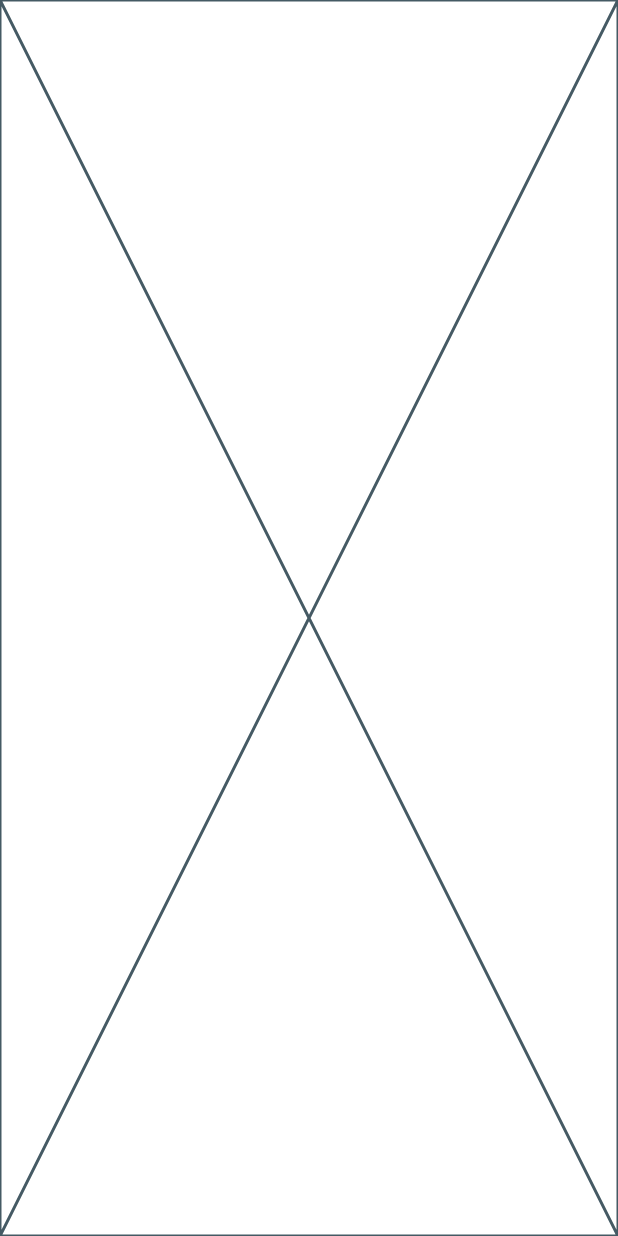
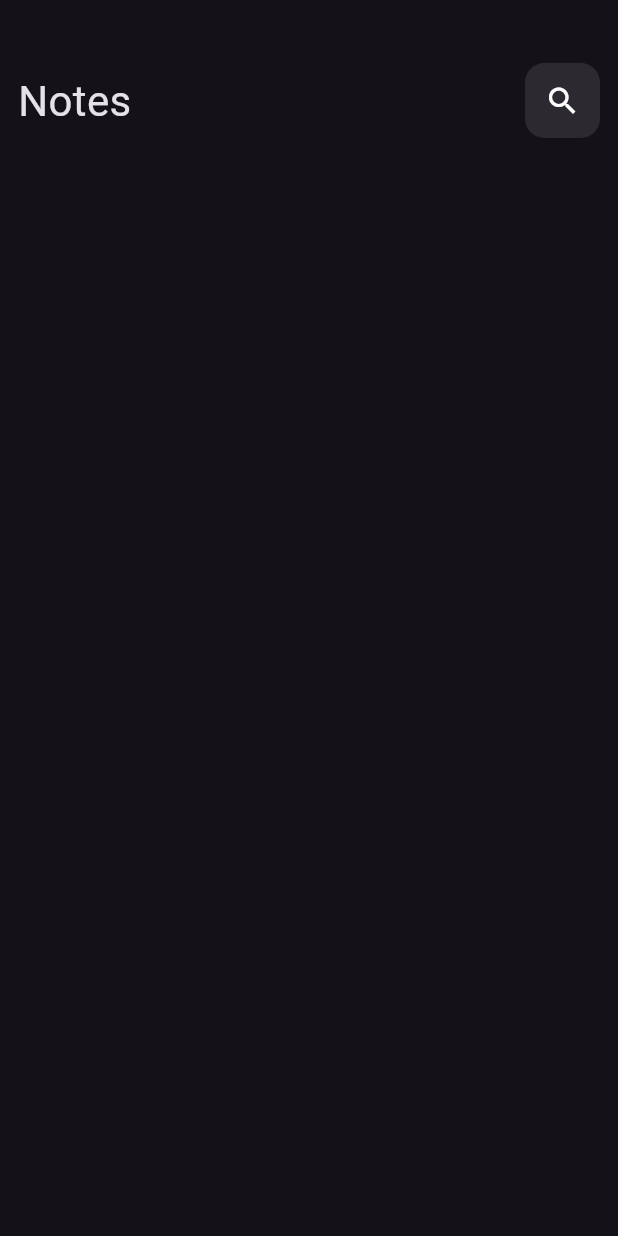
Before and after one commit to abdullah725/note_app, a Flutter app: the screen it shows after launch, on a phone screen of 412 x 824 dp. Run offline on Flutter 3.47's test engine with Material 3 defaults, Android fonts, the phone set to English and light mode, and no system bars.

Commit message:
coustom appbar

```diff
--- a/lib/main.dart
+++ b/lib/main.dart
@@ -1,4 +1,5 @@
 import 'package:flutter/material.dart';
+import 'package:note_app/views/notes_view.dart';
 
 void main() {
   runApp(const NoteApp());
@@ -8,6 +9,13 @@ class NoteApp extends StatelessWidget {
 
   @override
   Widget build(BuildContext context) {
-    return const Placeholder();
+
+    return MaterialApp(
+      debugShowCheckedModeBanner: false,
+      theme: ThemeData(
+        brightness: Brightness.dark
+      ),
+      home:const  NotesView(),
+    );
   }
 }
--- /dev/null
+++ b/lib/views/custom_search_icon.dart
@@ -0,0 +1,19 @@
+
+import 'package:flutter/material.dart';
+
+class CustomSearchIcon extends StatelessWidget {
+  const CustomSearchIcon({super.key});
+
+  @override
+  Widget build(BuildContext context) {
+    return Container(
+      height: 50,
+      width: 50,
+      decoration: BoxDecoration(
+        color: Colors.white10,
+        borderRadius: BorderRadius.circular(13),
+      ),
+      child: Icon(Icons.search),
+    );
+  }
+}
--- /dev/null
+++ b/lib/views/note_appbar.dart
@@ -0,0 +1,21 @@
+import 'package:flutter/material.dart';
+import 'package:flutter/widgets.dart';
+import 'package:note_app/views/custom_search_icon.dart';
+
+class NoteAppBar extends StatelessWidget {
+  const NoteAppBar({super.key});
+
+  @override
+  Widget build(BuildContext context) {
+    return Row(
+      children: const [
+        Text(
+          "Notes",
+          style: TextStyle(fontSize: 28),
+        ),
+        Spacer(),
+        CustomSearchIcon(),
+      ],
+    );
+  }
+}
--- /dev/null
+++ b/lib/views/notes_view.dart
@@ -0,0 +1,28 @@
+import 'package:flutter/material.dart';
+import 'package:note_app/views/notes_view_body.dart';
+
+class NotesView extends StatelessWidget {
+  const NotesView({super.key});
+
+  @override
+  Widget build(BuildContext context) {
+    return Scaffold(
+      // appBar: AppBar(
+      //   title: Text("Note"),
+      //   actions: [
+      //     Padding(
+      //       padding: const EdgeInsets.only(right: 15),
+      //       child: Container(
+      //         height: 50,
+      //         width: 50,
+      //         child: Icon(Icons.search),
+      //         color: Color.fromARGB(79, 70, 67, 67),
+      //       ),
+      //     )
+      //   ],
+      // ),
+
+      body:NotesViewBody() ,
+    );
+  }
+}
--- /dev/null
+++ b/lib/views/notes_view_body.dart
@@ -0,0 +1,21 @@
+import 'package:flutter/material.dart';
+import 'package:note_app/views/note_appbar.dart';
+
+class NotesViewBody extends StatelessWidget {
+  const NotesViewBody({super.key});
+
+  @override
+  Widget build(BuildContext context) {
+    return Padding(
+      padding: const EdgeInsets.all(12),
+      child: Column(
+        children: [
+          SizedBox(
+            height: 30,
+          ),
+          NoteAppBar(),
+        ],
+      ),
+    );
+  }
+}
```
